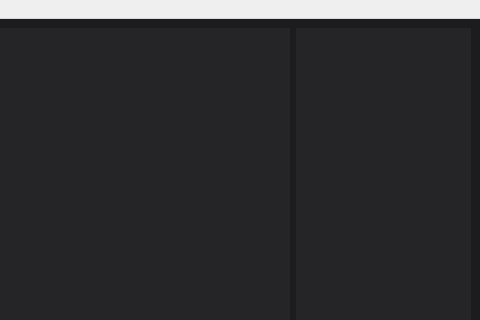
The window that software_1/qt.ui/main.ui (MarcioCamposJr/EasyqMR) describes before a commit, drawn with Qt 5; both pictures show x 802 to 1282 and y 0 to 320 of the 1282 by 720 pixel window.
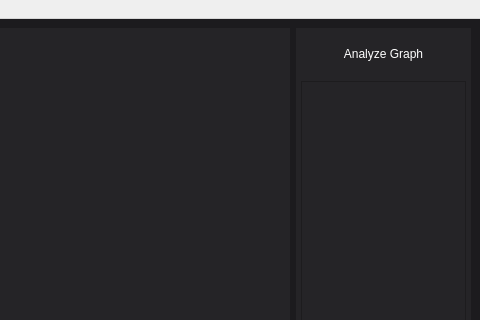
The same window after the commit. Icons and pictures are not drawn.

Diff of the .ui file:
```diff
--- a/software_1/qt.ui/main.ui
+++ b/software_1/qt.ui/main.ui
@@ -319,6 +319,47 @@
           <property name="bottomMargin">
            <number>5</number>
           </property>
+          <item>
+           <widget class="QPushButton" name="AnalyzeGraph">
+            <property name="sizePolicy">
+             <sizepolicy hsizetype="Preferred" vsizetype="Preferred">
+              <horstretch>16</horstretch>
+              <verstretch>4</verstretch>
+             </sizepolicy>
+            </property>
+            <property name="styleSheet">
+             <string notr="true">color: rgb(255, 255, 255);</string>
+            </property>
+            <property name="text">
+             <string>Analyze Graph</string>
+            </property>
+            <property name="checkable">
+             <bool>true</bool>
+            </property>
+            <property name="default">
+             <bool>false</bool>
+            </property>
+            <property name="flat">
+             <bool>true</bool>
+            </property>
+           </widget>
+          </item>
+          <item>
+           <widget class="QFrame" name="frame_4">
+            <property name="sizePolicy">
+             <sizepolicy hsizetype="Preferred" vsizetype="Preferred">
+              <horstretch>16</horstretch>
+              <verstretch>38</verstretch>
+             </sizepolicy>
+            </property>
+            <property name="frameShape">
+             <enum>QFrame::StyledPanel</enum>
+            </property>
+            <property name="frameShadow">
+             <enum>QFrame::Raised</enum>
+            </property>
+           </widget>
+          </item>
          </layout>
         </widget>
        </item>
```
